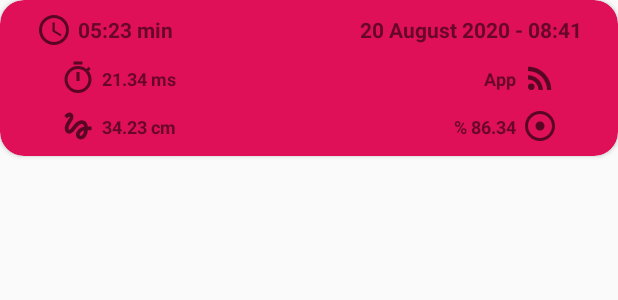
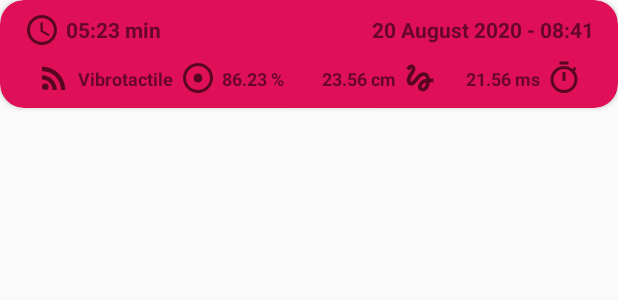
Before and after one commit to ETS-Android5/gmte-thesis, an Android app: the layout item_rides.xml on its own in the app's theme, with its tools: preview values and no code run, on a phone screen of 412 x 824 dp. Shown: the top 300 px of the screen. Run offline under Robolectric (Android 15) with nearby library versions, the phone set to English and light mode, and no system bars.

Commit message:
Update rides item look

```diff
--- a/MTBalance/app/src/main/res/layout/item_rides.xml
+++ b/MTBalance/app/src/main/res/layout/item_rides.xml
@@ -16,8 +16,8 @@
             android:id="@+id/comptime_icon"
             android:layout_width="24dp"
             android:layout_height="24dp"
-            android:layout_marginStart="16dp"
-            android:contentDescription="Comptime Icon"
+            android:layout_marginStart="8dp"
+            android:contentDescription="@string/comptime_icon"
             android:src="@drawable/ic_clock"
             app:layout_constraintLeft_toLeftOf="parent"
             app:layout_constraintTop_toTopOf="parent" />
@@ -39,105 +39,108 @@
             android:layout_width="wrap_content"
             android:layout_height="wrap_content"
             android:layout_marginTop="2dp"
-            android:layout_marginEnd="16dp"
+            android:layout_marginEnd="8dp"
             android:text="20 August 2020 - 08:41"
             android:textSize="14sp"
             android:textStyle="bold"
             app:layout_constraintRight_toRightOf="parent"
             app:layout_constraintTop_toTopOf="parent" />
 
-        <!-- Average related views. -->
+        <!-- Detail related views. -->
+        <!-- Feedback method. -->
+        <ImageView
+            android:id="@+id/feedback_icon"
+            android:layout_width="24dp"
+            android:layout_height="24dp"
+            android:layout_marginStart="16dp"
+            android:layout_marginTop="32dp"
+            android:contentDescription="@string/feedback_icon"
+            android:src="@drawable/ic_feedback"
+            app:layout_constraintLeft_toLeftOf="parent"
+            app:layout_constraintTop_toTopOf="parent" />
+
+        <TextView
+            android:id="@+id/feedback_textview"
+            android:layout_width="wrap_content"
+            android:layout_height="wrap_content"
+            android:layout_marginStart="4dp"
+            android:layout_marginTop="36dp"
+            android:text="Vibrotactile"
+            android:textSize="12sp"
+            android:textStyle="bold"
+            app:layout_constraintLeft_toRightOf="@+id/feedback_icon"
+            app:layout_constraintTop_toTopOf="parent" />
+
+        <!-- Balance performance. -->
+        <ImageView
+            android:id="@+id/balperf_icon"
+            android:layout_width="24dp"
+            android:layout_height="24dp"
+            android:layout_marginStart="112dp"
+            android:layout_marginTop="32dp"
+            android:contentDescription="@string/balperf_icon"
+            android:src="@drawable/ic_adjust"
+            app:layout_constraintLeft_toLeftOf="parent"
+            app:layout_constraintTop_toTopOf="parent" />
+
+        <TextView
+            android:id="@+id/balperf_textview"
+            android:layout_width="wrap_content"
+            android:layout_height="wrap_content"
+            android:layout_marginStart="4dp"
+            android:layout_marginTop="36dp"
+            android:text="86.23 %"
+            android:textSize="12sp"
+            android:textStyle="bold"
+            app:layout_constraintLeft_toRightOf="@+id/balperf_icon"
+            app:layout_constraintTop_toTopOf="parent" />
+
+        <!-- Balance deviation. -->
+        <ImageView
+            android:id="@+id/baldev_icon"
+            android:layout_width="24dp"
+            android:layout_height="24dp"
+            android:layout_marginTop="32dp"
+            android:layout_marginEnd="112dp"
+            android:contentDescription="@string/baldev_icon"
+            android:src="@drawable/ic_deviation"
+            app:layout_constraintRight_toRightOf="parent"
+            app:layout_constraintTop_toTopOf="parent" />
+
+        <TextView
+            android:id="@+id/baldev_textview"
+            android:layout_width="wrap_content"
+            android:layout_height="wrap_content"
+            android:layout_marginTop="36dp"
+            android:layout_marginEnd="4dp"
+            android:text="23.56 cm"
+            android:textSize="12sp"
+            android:textStyle="bold"
+            app:layout_constraintRight_toLeftOf="@+id/baldev_icon"
+            app:layout_constraintTop_toTopOf="parent" />
+
+        <!-- Response time. -->
         <ImageView
             android:id="@+id/resptime_icon"
             android:layout_width="24dp"
             android:layout_height="24dp"
-            android:layout_marginStart="32dp"
             android:layout_marginTop="32dp"
-            android:contentDescription="Resptime Icon"
+            android:layout_marginEnd="16dp"
+            android:contentDescription="@string/resptime_icon"
             android:src="@drawable/ic_timer"
-            app:layout_constraintLeft_toLeftOf="parent"
+            app:layout_constraintRight_toRightOf="parent"
             app:layout_constraintTop_toTopOf="parent" />
 
         <TextView
             android:id="@+id/resptime_textview"
             android:layout_width="wrap_content"
             android:layout_height="wrap_content"
-            android:layout_marginStart="4dp"
             android:layout_marginTop="36dp"
-            android:text="21.34 ms"
+            android:layout_marginEnd="4dp"
+            android:text="21.56 ms"
             android:textSize="12sp"
             android:textStyle="bold"
-            app:layout_constraintLeft_toRightOf="@+id/resptime_icon"
-            app:layout_constraintTop_toTopOf="parent" />
-
-        <ImageView
-            android:id="@+id/baldev_icon"
-            android:layout_width="24dp"
-            android:layout_height="24dp"
-            android:layout_marginStart="32dp"
-            android:layout_marginTop="64dp"
-            android:contentDescription="Baldev Icon"
-            android:src="@drawable/ic_deviation"
-            app:layout_constraintLeft_toLeftOf="parent"
-            app:layout_constraintTop_toTopOf="parent" />
-
-        <TextView
-            android:id="@+id/baldev_textview"
-            android:layout_width="wrap_content"
-            android:layout_height="wrap_content"
-            android:layout_marginStart="4dp"
-            android:layout_marginTop="68dp"
-            android:text="34.23 cm"
-            android:textSize="12sp"
-            android:textStyle="bold"
-            app:layout_constraintLeft_toRightOf="@+id/baldev_icon"
-            app:layout_constraintTop_toTopOf="parent" />
-
-        <!-- Feedback related views. -->
-        <ImageView
-            android:id="@+id/feedback_icon"
-            android:layout_width="24dp"
-            android:layout_height="24dp"
-            android:layout_marginTop="32dp"
-            android:layout_marginEnd="32dp"
-            android:contentDescription="Feedback Icon"
-            android:src="@drawable/ic_feedback"
-            app:layout_constraintRight_toRightOf="parent"
-            app:layout_constraintTop_toTopOf="parent" />
-
-        <TextView
-            android:id="@+id/feedback_textview"
-            android:layout_width="wrap_content"
-            android:layout_height="wrap_content"
-            android:layout_marginTop="36dp"
-            android:layout_marginEnd="4dp"
-            android:text="App"
-            android:textSize="12sp"
-            android:textStyle="bold"
-            app:layout_constraintRight_toLeftOf="@+id/feedback_icon"
-            app:layout_constraintTop_toTopOf="parent" />
-
-        <ImageView
-            android:id="@+id/balperf_icon"
-            android:layout_width="24dp"
-            android:layout_height="24dp"
-            android:layout_marginTop="64dp"
-            android:layout_marginEnd="32dp"
-            android:contentDescription="Balperf Icon"
-            android:src="@drawable/ic_adjust"
-            app:layout_constraintRight_toRightOf="parent"
-            app:layout_constraintTop_toTopOf="parent" />
-
-        <TextView
-            android:id="@+id/balperf_textview"
-            android:layout_width="wrap_content"
-            android:layout_height="wrap_content"
-            android:layout_marginTop="68dp"
-            android:layout_marginEnd="4dp"
-            android:text="% 86.34"
-            android:textSize="12sp"
-            android:textStyle="bold"
-            app:layout_constraintRight_toLeftOf="@+id/balperf_icon"
+            app:layout_constraintRight_toLeftOf="@+id/resptime_icon"
             app:layout_constraintTop_toTopOf="parent" />
 
     </androidx.constraintlayout.widget.ConstraintLayout>
--- a/MTBalance/app/src/main/res/values/strings.xml
+++ b/MTBalance/app/src/main/res/values/strings.xml
@@ -1,7 +1,17 @@
 <resources>
     <string name="app_name">MTBalance</string>
     <string name="settings_title">Settings</string>
+
+    <!-- MeasurementActivity. -->
     <string name="measuring_button">Measuring Button</string>
     <string name="calibrate_button">Calibrate Button</string>
+    <string name="comptime_icon">Comptime Icon</string>
+    <string name="feedback_icon">Feedback Icon</string>
+    <string name="balperf_icon">Balperf Icon</string>
+    <string name="baldev_icon">Baldev Icon</string>
+    <string name="resptime_icon">Resptime Icon</string>
+
+    <!-- Rides item. -->
+
 
 </resources>
```
